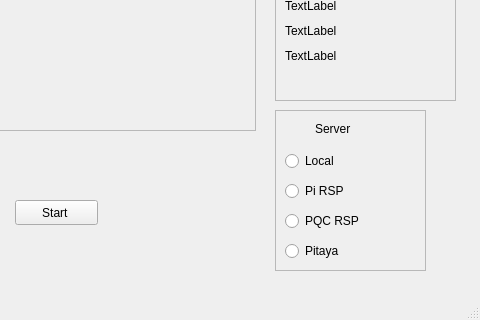
The window that QtBase-001.ui (cwrwbach/ZXP-L2-GUI) describes before a commit, drawn with Qt 5; both pictures show x 735 to 1215 and y 560 to 880 of the 1215 by 880 pixel window.
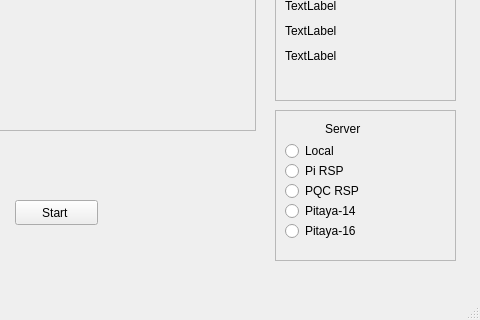
The same window after the commit. Custom widgets are drawn as their Qt base class.

Commit message: Minor changes tp rpepare for Pitaya 14/16 options

What changed in the file:
```diff
--- a/QtBase-001.ui
+++ b/QtBase-001.ui
@@ -676,8 +676,8 @@
      <rect>
       <x>1010</x>
       <y>670</y>
-      <width>151</width>
-      <height>161</height>
+      <width>181</width>
+      <height>151</height>
      </rect>
     </property>
     <property name="frameShape">
@@ -690,7 +690,7 @@
      <property name="geometry">
       <rect>
        <x>10</x>
-       <y>40</y>
+       <y>30</y>
        <width>106</width>
        <height>22</height>
       </rect>
@@ -703,7 +703,7 @@
      <property name="geometry">
       <rect>
        <x>10</x>
-       <y>70</y>
+       <y>50</y>
        <width>106</width>
        <height>22</height>
       </rect>
@@ -716,7 +716,7 @@
      <property name="geometry">
       <rect>
        <x>10</x>
-       <y>100</y>
+       <y>70</y>
        <width>106</width>
        <height>22</height>
       </rect>
@@ -729,19 +729,19 @@
      <property name="geometry">
       <rect>
        <x>10</x>
-       <y>130</y>
+       <y>90</y>
        <width>106</width>
        <height>22</height>
       </rect>
      </property>
      <property name="text">
-      <string>Pitaya</string>
+      <string>Pitaya-14</string>
      </property>
     </widget>
     <widget class="QLabel" name="label">
      <property name="geometry">
       <rect>
-       <x>40</x>
+       <x>50</x>
        <y>10</y>
        <width>64</width>
        <height>17</height>
@@ -751,6 +751,19 @@
       <string>Server </string>
      </property>
     </widget>
+    <widget class="QRadioButton" name="ip5">
+     <property name="geometry">
+      <rect>
+       <x>10</x>
+       <y>110</y>
+       <width>106</width>
+       <height>22</height>
+      </rect>
+     </property>
+     <property name="text">
+      <string>Pitaya-16</string>
+     </property>
+    </widget>
    </widget>
   </widget>
   <widget class="QMenuBar" name="menubar">
```
The commit also changes 2 other files.
